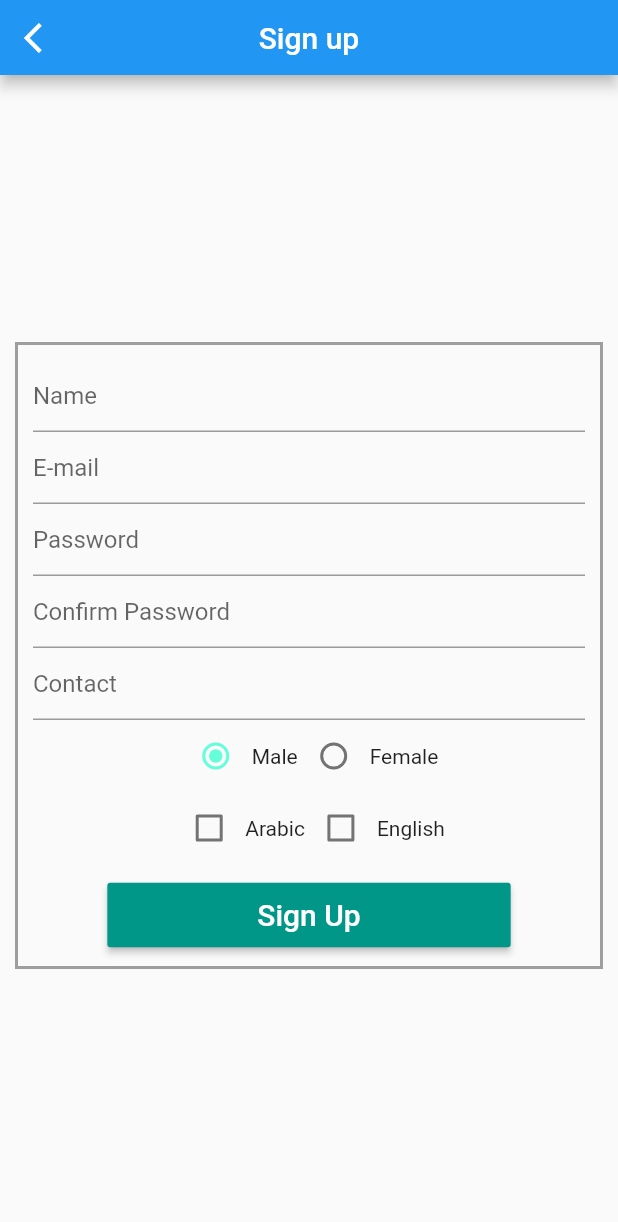
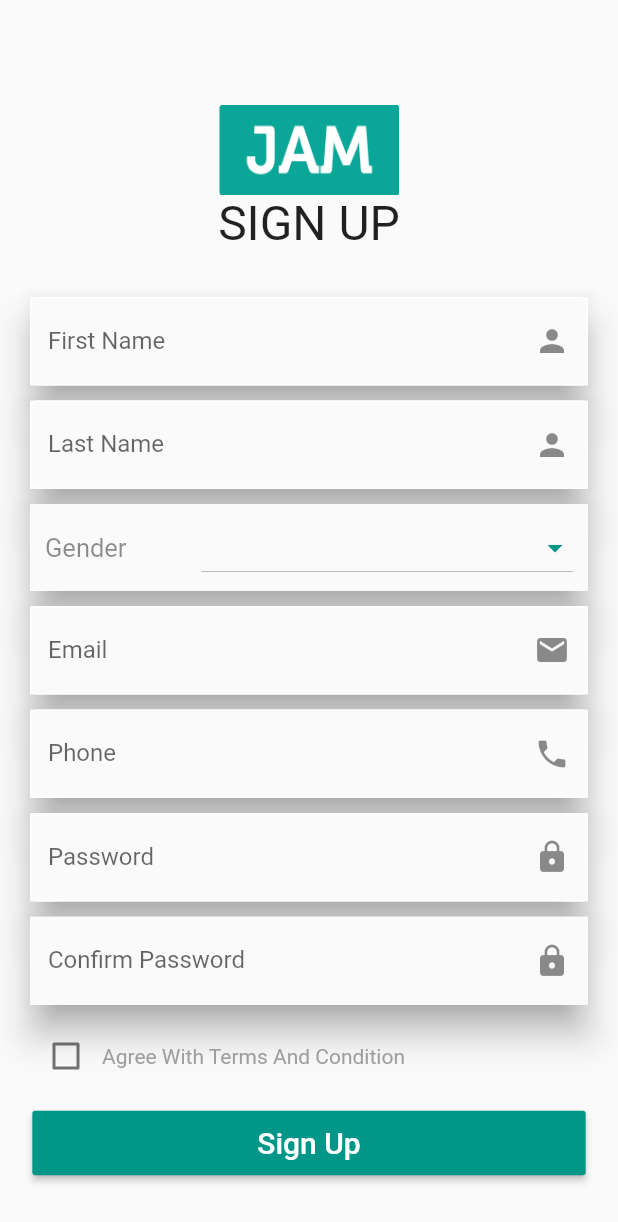
Before and after one commit to manjushareddy143/jam, a Flutter app: the SignupPage screen opened directly, on a phone screen of 412 x 824 dp. Shown: the top 1222 px of the screen. Run offline on Flutter 3.47's test engine with Material 2 defaults, Android fonts, the phone set to English and light mode, and no system bars; our stand-ins replace flutter_datetime_picker, flutter_icons, flutter_spinkit, flutter_swiper, shared_preferences, smooth_star_rating; accounts and stored records are empty.

Commit message:
SignUpPageDone
-built layout as per design

```diff
--- a/lib/login/signup_screen.dart
+++ b/lib/login/signup_screen.dart
@@ -5,6 +5,7 @@ import 'dart:convert';
 
 import 'package:flutter/cupertino.dart';
 import 'package:flutter/material.dart';
+import 'package:flutter/widgets.dart';
 import 'package:flutter_datetime_picker/flutter_datetime_picker.dart';
 import 'package:http/http.dart';
 import 'package:intl/intl.dart';
@@ -42,56 +43,44 @@ class SignupPage extends StatefulWidget {
 class _SignupPageState extends State<SignupPage> {
   final GlobalKey<FormState> _formKey = GlobalKey<FormState>();
 
- /* bool isISP = false;
-  String _type;
+  bool isMale = false;
+  String dropdownvalue;
   List<DropdownMenuItem<String>> _dropDownTypes;
-  Map<String, dynamic> _lstType = {"CSP" : "Corporate Service Provider", "ISP" : "Individual Service Provider"}; */
+  Map<String, dynamic> _lstType = {"N":"","M":"Male","F": "Female",};
 
 
   String _gender = "Male";
 
   bool arabic = false;
   bool english = false;
-
+  final txtLname=TextEditingController();
   final txtName = TextEditingController();
   final txtEmail = TextEditingController();
   final txtPass = TextEditingController();
   final txtConfPass = TextEditingController();
   final txtContact = TextEditingController();
   //final txtExp = TextEditingController();
-
+  bool _value1 = false;
+  void _value1Changed(bool value) => setState(() => _value1 = value);
 
   @override
   void initState() {
     super.initState();
-    //_dropDownTypes = buildAndGetDropDownMenuItems(_lstType);
-    //_type = _dropDownTypes[0].value;
+    _dropDownTypes = buildAndGetDropDownMenuItems(_lstType);
+    dropdownvalue = _dropDownTypes[0].value;
   }
 
   @override
   Widget build(BuildContext context) {
     // TODO: implement build
     return Scaffold(resizeToAvoidBottomPadding: false,
-      appBar: BackButtonAppBar(title: widget.title,),
-      body: Container(
-        // Center is a layout widget. It takes a single child and positions it
-        // in the middle of the parent.
-        margin: const EdgeInsets.all(10.0),
 
-          child: Center(
-              child: SingleChildScrollView(
-                child: Container(
-                  padding: EdgeInsets.all(10.0),
-                  decoration: BoxDecoration(
-                      border: Border.all(width: 2.0, color: Colors.grey)),
+      body: SingleChildScrollView(
         child: new Form(
           key: _formKey,
           autovalidate: _autoValidate,
           child: signupScreenUI(),
         ),
-                ),
-              )),
-
       ),
     );
   }
@@ -107,17 +96,32 @@ class _SignupPageState extends State<SignupPage> {
   }
 
   Widget signupScreenUI() {
-    return new Column(
-      mainAxisSize: MainAxisSize.min,
+    return Container(margin: EdgeInsets.all(20),
+      child: new Column(
+        crossAxisAlignment: CrossAxisAlignment.center,
         children: <Widget>[
+          SizedBox(height: 50),
+          new Image.asset("assets/images/Logo-1x.png",
+            height: 60.0, width: 120.0 , fit: BoxFit.fill, ),
+          new Text(
+            'SIGN UP',
+            textAlign: TextAlign.center,
 
+            overflow: TextOverflow.ellipsis,
+            style: TextStyle(fontWeight: FontWeight.w400, fontSize: 32.0,),
+          ),
           // NORMAL
-        Visibility(
-          visible: true,
-          child: Column(
-            children: <Widget>[
-              TextFormField(
-                decoration: InputDecoration(hintText: "Name"),
+          SizedBox(height: 30,),
+
+          Column( mainAxisAlignment: MainAxisAlignment.spaceAround,
+            children:  <Widget>[
+              Material(elevation: 10.0,shadowColor: Colors.grey,
+                child: TextFormField(
+                  decoration: InputDecoration( suffixIcon: Icon(Icons.person),
+                      enabledBorder: OutlineInputBorder(borderSide: BorderSide(color: Colors.white, width: 1,  ), ),
+
+
+                      labelText: 'First Name',),
                   controller: txtName,//..text = 'KAR-MT30',
                   validator: (value){
                     if (value.isEmpty) {
@@ -129,8 +133,40 @@ class _SignupPageState extends State<SignupPage> {
 //            _account = val;
                   },
                 ),
-              TextFormField(
-                decoration: InputDecoration(hintText: "E-mail"),
+              ),
+
+               SizedBox(height: 10,),
+
+               Material(elevation: 10.0,shadowColor: Colors.grey,
+                 child: TextFormField(
+                   decoration: InputDecoration( suffixIcon: Icon(Icons.person),
+                     enabledBorder: OutlineInputBorder(borderSide: BorderSide(color: Colors.white, width: 1,  ), ),
+                   labelText: 'Last Name',),
+                   controller: txtLname,//..text = 'KAR-MT30',
+                   validator: (value){
+                     if (value.isEmpty) {
+                       return 'Please enter last name!!';
+                     }
+                     return null;
+                   },
+                   onSaved: (String val) {
+//            _account = val;
+                   },
+                 ),
+               ),
+              SizedBox(height: 10,),
+
+              setDropDown(),
+
+              SizedBox(height: 10,),
+
+
+
+              Material(elevation: 10.0,shadowColor: Colors.grey,
+                child: TextFormField(
+                  decoration: InputDecoration( suffixIcon: Icon(Icons.email),
+                    enabledBorder: OutlineInputBorder(borderSide: BorderSide(color: Colors.white, width: 1,  ), ),
+                    labelText: 'Email',),
                   controller: txtEmail,//..text = 'KAR-MT30',
                   keyboardType: TextInputType.emailAddress,
                   validator: (value){
@@ -143,8 +179,32 @@ class _SignupPageState extends State<SignupPage> {
 //            _account = val;
                   },
                 ),
-              TextFormField(
-                decoration: InputDecoration(hintText: "Password",),
+              ),
+              SizedBox(height: 10,),
+              Material(elevation: 10.0,shadowColor: Colors.grey,
+                child: TextFormField(
+                  decoration: InputDecoration( suffixIcon: Icon(Icons.phone),
+                    enabledBorder: OutlineInputBorder(borderSide: BorderSide(color: Colors.white, width: 1,  ), ),
+                    labelText: 'Phone',),
+                  controller: txtContact,//..text = 'KAR-MT30',
+                  keyboardType: TextInputType.phone,
+                  validator: (value){
+                    if (value.isEmpty) {
+                      return 'Please enter contact number!!';
+                    }
+                    return null;
+                  },
+                  onSaved: (String val) {
+//            _account = val;
+                  },
+                ),
+              ),
+              SizedBox(height: 10,),
+              Material(elevation: 10.0,shadowColor: Colors.grey,
+                child: TextFormField(
+                  decoration: InputDecoration( suffixIcon: Icon(Icons.lock),
+                    enabledBorder: OutlineInputBorder(borderSide: BorderSide(color: Colors.white, width: 1,  ), ),
+                    labelText: 'Password',),
                   obscureText: true,
                   controller: txtPass,//..text = 'KAR-MT30',
                   validator: (value){
@@ -156,9 +216,14 @@ class _SignupPageState extends State<SignupPage> {
                   onSaved: (String val) {
                   },
                 ),
-              TextFormField(
+              ),
+              SizedBox(height: 10,),
+              Material(elevation: 10.0,shadowColor: Colors.grey,
+                child: TextFormField(
                   obscureText: true,
-                decoration: InputDecoration(hintText: "Confirm Password"),
+                  decoration: InputDecoration( suffixIcon: Icon(Icons.lock),
+                    enabledBorder: OutlineInputBorder(borderSide: BorderSide(color: Colors.transparent, width: 1,  ), ),
+                    labelText: 'Confirm Password',),
 //                controller: TextEditingController(),//..text = 'KAR-MT30',
                   validator:  (value){
                     print("val = $value");
@@ -172,27 +237,19 @@ class _SignupPageState extends State<SignupPage> {
 //            _account = val;
                   },
                 ),
-              TextFormField(
-                decoration: InputDecoration(hintText: "Contact"),
-                controller: txtContact,//..text = 'KAR-MT30',
-                keyboardType: TextInputType.phone,
-                validator: (value){
-                  if (value.isEmpty) {
-                    return 'Please enter contact number!!';
-                  }
-                  return null;
-                },
-                onSaved: (String val) {
-//            _account = val;
-                },
               ),
-             setRadio(),
-             checkBox(),
+              SizedBox(height: 10,),
+
+            // setRadio(),
+            // checkBox(),
+             Row(
+               children: <Widget>[
+                Checkbox(value: _value1, onChanged: _value1Changed),
+                Text("Agree With Terms And Condition", style: TextStyle(color: Colors.grey),),])
              // dropdown setup
              // setDropDown(),
 
             ],
-          ),
           ),
 
           // DETAILS
@@ -226,7 +283,7 @@ class _SignupPageState extends State<SignupPage> {
           RaisedButton(
             color: Colors.teal,
             textColor: Colors.white,
-          padding: EdgeInsets.fromLTRB(100,10,100,10),
+            padding: EdgeInsets.fromLTRB(150,10,150,10),
 //          color: MyColors.turquoise,
             onPressed: () {
               _validateInputs();
@@ -234,6 +291,7 @@ class _SignupPageState extends State<SignupPage> {
             child: const Text('Sign Up', style: TextStyle(fontSize: 20,color: Colors.white)),
           ),
         ],
+      ),
     );
   }
 
@@ -277,9 +335,9 @@ class _SignupPageState extends State<SignupPage> {
 //    }
 //  data["language"] = lang;
 //    data["language"] = "arabic,english";
-    String lang = languages.join(', ');
-    print(lang);
-    data["language"] = lang;//"arabic,english";
+ //   String lang = languages.join(', ');
+   // print(lang);
+   // data["language"] = lang;//"arabic,english";
    // data["start_time"] = startTime;
    // data["end_time"] = endTime;
    // data["experience"] = txtExp.text;
@@ -451,7 +509,7 @@ class _SignupPageState extends State<SignupPage> {
   }
 */
 
- List languages = new List();
+/* List languages = new List();
 
   Widget checkBox() {
     return Container(
@@ -502,9 +560,9 @@ class _SignupPageState extends State<SignupPage> {
         ],
       ),
     );
-  }
+  } */
 
-  GenderEnum _character = GenderEnum.Male;
+ /* GenderEnum _character = GenderEnum.Male;
 
   Widget setRadio() {
     return Container(
@@ -536,6 +594,46 @@ class _SignupPageState extends State<SignupPage> {
         ],
       ),
     );
+  } */
+
+  Widget setDropDown() {
+    return Material(elevation: 10.0,shadowColor: Colors.grey,
+      child: Container(
+       padding: const EdgeInsets.fromLTRB(10,5,10,5),
+        child: Row(
+          children:[
+            Text("Gender" , style: TextStyle(fontSize: 17 , color: Colors.black45)),
+            SizedBox(width: 50,),
+            Expanded(child: DropdownButton(
+                isExpanded: true,
+                value: dropdownvalue,
+                icon: Icon(Icons.arrow_drop_down, color: Colors.teal,),
+                items: _dropDownTypes,
+                onChanged: changedDropDownItem),
+            ),
+
+          ],
+        ),
+      ),
+    );
+  }
+  List<DropdownMenuItem<String>> buildAndGetDropDownMenuItems(Map<String, dynamic> reportForlist) {
+    List<DropdownMenuItem<String>> items = List();
+    reportForlist.forEach((key, val) {
+      items.add(DropdownMenuItem(value: key, child: Text(val)));
+    });
+    return items;
   }
 
+  void changedDropDownItem(String selectedItem) {
+    setState(() {
+      dropdownvalue = selectedItem;
+      print(dropdownvalue);
+      if(selectedItem == "") {
+        isMale = true;
+      } else {
+        isMale = false;
       }
+    });
+  }
+}
```
Also changed, not shown: lib/screens/myOrders.dart (line endings or trailing spaces). Lines whose indentation alone changed are shown as unchanged.
